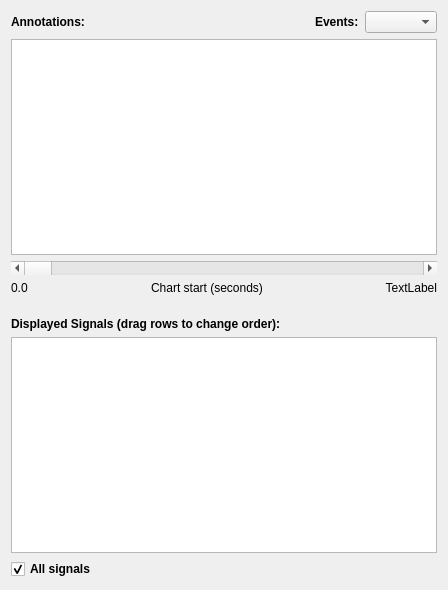
BioSignalML/biosignalml-browser, file chart/ui/controller.ui: the form before one commit.
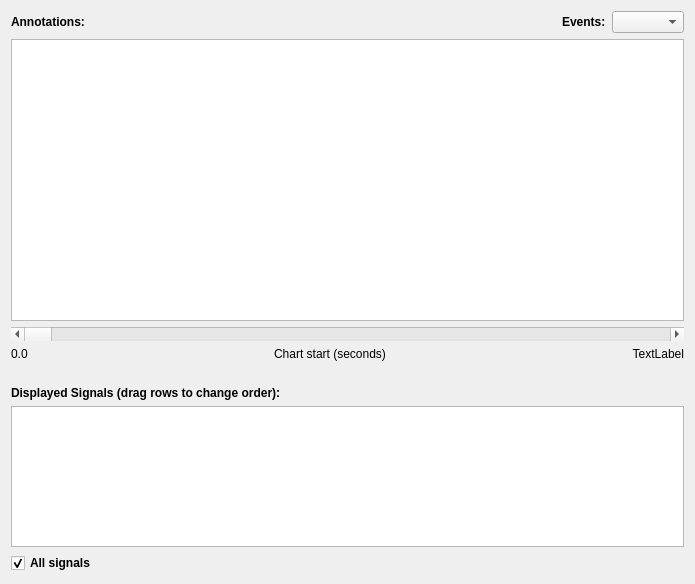
The form after the commit. Custom widgets are drawn as their Qt base class.

Commit message: Tweak initial size of controller widget.

Patch:
```diff
--- a/chart/ui/controller.ui
+++ b/chart/ui/controller.ui
@@ -6,8 +6,8 @@
    <rect>
     <x>0</x>
     <y>0</y>
-    <width>448</width>
-    <height>590</height>
+    <width>695</width>
+    <height>584</height>
    </rect>
   </property>
   <property name="windowTitle">
@@ -65,7 +65,7 @@
      <property name="sizePolicy">
       <sizepolicy hsizetype="Expanding" vsizetype="Expanding">
        <horstretch>0</horstretch>
-       <verstretch>0</verstretch>
+       <verstretch>2</verstretch>
       </sizepolicy>
      </property>
     </widget>
@@ -168,8 +168,8 @@
      </property>
      <property name="sizeHint" stdset="0">
       <size>
-       <width>20</width>
-       <height>10</height>
+       <width>14</width>
+       <height>13</height>
       </size>
      </property>
     </spacer>
@@ -195,7 +195,7 @@
      <property name="sizePolicy">
       <sizepolicy hsizetype="Expanding" vsizetype="Expanding">
        <horstretch>0</horstretch>
-       <verstretch>0</verstretch>
+       <verstretch>1</verstretch>
       </sizepolicy>
      </property>
      <property name="showGrid">
```
